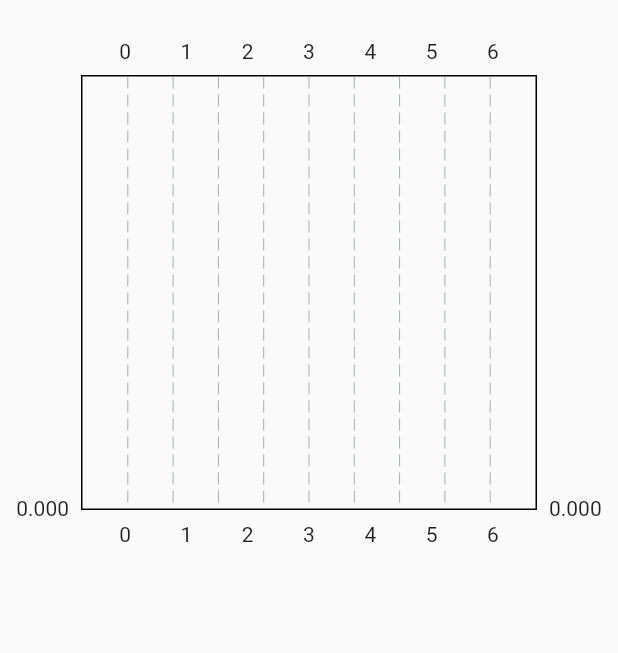
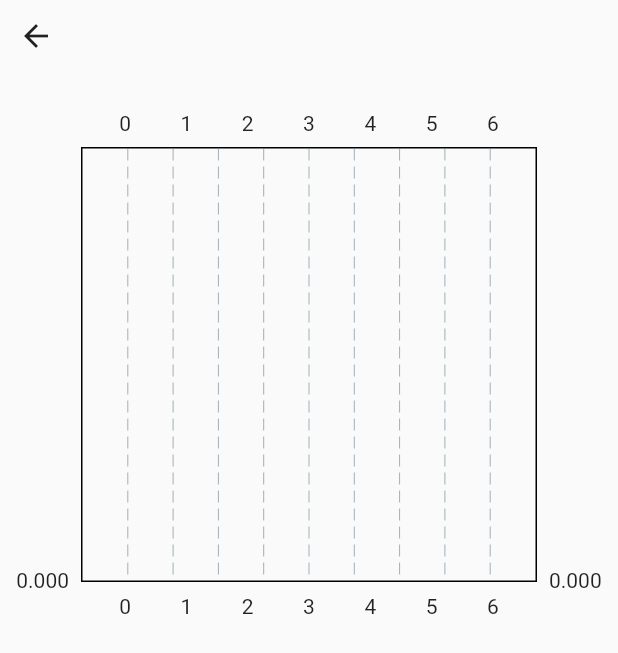
Before and after one commit to troykmf/spendwise, a Flutter app: the SummaryPage screen opened by its route, on a phone screen of 412 x 824 dp. Shown: the top 653 px of the screen. Run offline on Flutter 3.47's test engine with Material 2 defaults, Android fonts, the phone set to English and light mode, and no system bars; drawn by our look-alikes of fl_chart; our stand-ins replace cloud_firestore, firebase_auth, firebase_core, firebase_messaging, flutter_expandable_fab, flutter_slidable and 1 more; missing offline and left inert: fab_circular_menu; accounts and stored records are empty; network calls fail.

Commit message:
summary page routing

```diff
--- a/lib/src/page/summary_page.dart
+++ b/lib/src/page/summary_page.dart
@@ -12,7 +12,16 @@ class SummaryPage extends StatelessWidget {
       builder: (context, value, child) {
         return Scaffold(
           body: Column(
+            crossAxisAlignment: CrossAxisAlignment.start,
             children: [
+              IconButton(
+                onPressed: () {
+                  Navigator.of(context).pop();
+                },
+                icon: Icon(
+                  Icons.arrow_back,
+                ),
+              ),
               BudgetSummary(
                 startOfWeek: value.startOfWeek(),
               ),
```
Also changed, not shown: lib/src/page/home_page.dart (+13 -1 lines).
